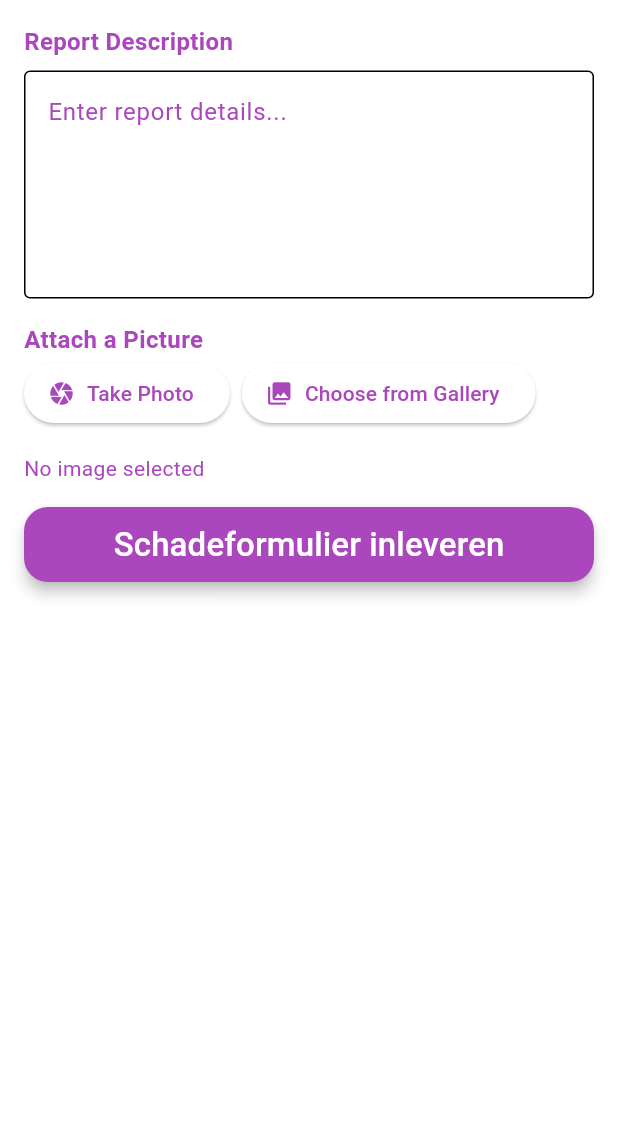
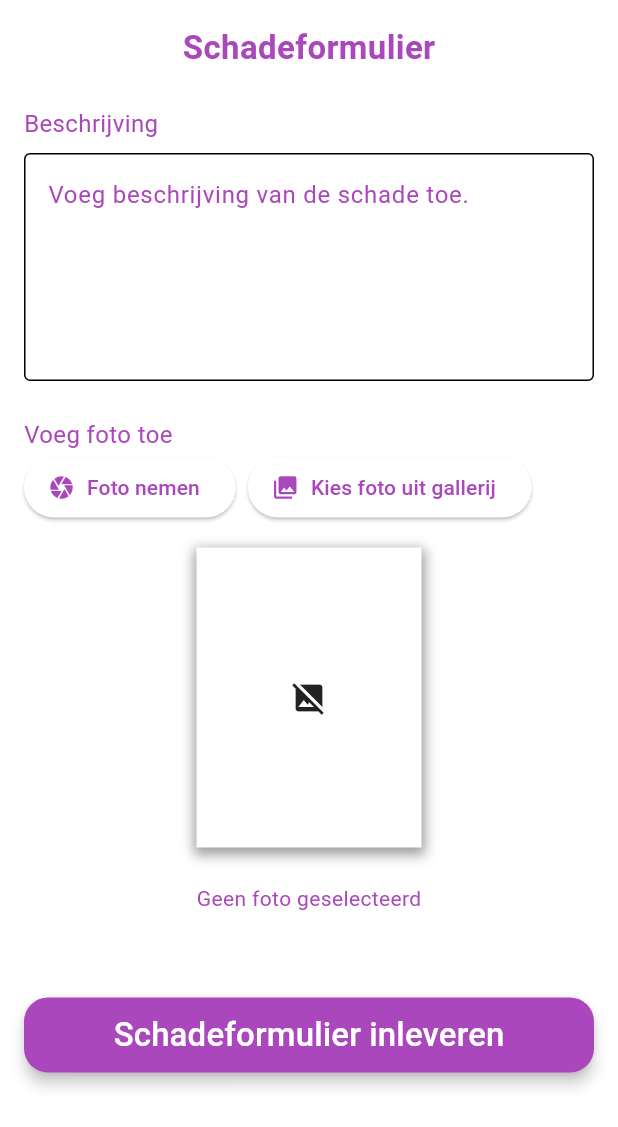
Before and after one commit to nickyboy1179/automaat_app, a Flutter app: the ReportView widget shown alone on an empty page, opened directly with empty values, on a phone screen of 412 x 824 dp. Shown: the top 1127 px of the screen. Run offline on Flutter 3.47's test engine with Material 3 defaults, Android fonts, the phone set to English and light mode, and no system bars; our stand-ins replace dio, floor, flutter_map, flutter_secure_storage, flutter_svg, get_it and 6 more; accounts and stored records are empty; generated files the repository leaves out were written again.

Commit message:
styling of the reportview is done

```diff
--- a/lib/view/report_view.dart
+++ b/lib/view/report_view.dart
@@ -69,52 +69,73 @@ class ReportViewState extends State<ReportView> {
         child: Column(
           crossAxisAlignment: CrossAxisAlignment.start,
           children: [
+            Center(
+              child: Text(
+                "Schadeformulier",
+                style: TextStyle(fontSize: 22, fontWeight: FontWeight.bold),
+              ),
+            ),
+            SizedBox(height: 24),
             Text(
-              "Report Description",
-              style: TextStyle(fontSize: 16, fontWeight: FontWeight.bold),
+              "Beschrijving",
+              style: TextStyle(fontSize: 16),
             ),
             SizedBox(height: 8),
             TextFormField(
               controller: _descriptionController,
               maxLines: 5,
               decoration: InputDecoration(
-                hintText: "Enter report details...",
+                hintText: "Voeg beschrijving van de schade toe.",
                 border: OutlineInputBorder(),
               ),
               validator: (value) {
                 if (value == null || value.isEmpty) {
-                  return "Please enter a description";
+                  return "Voeg een beschrijving toe";
                 }
                 return null;
               },
             ),
-            SizedBox(height: 16),
+            SizedBox(height: 24),
             Text(
-              "Attach a Picture",
-              style: TextStyle(fontSize: 16, fontWeight: FontWeight.bold),
+              "Voeg foto toe",
+              style: TextStyle(fontSize: 16),
             ),
-
             Row(
               children: [
                 ElevatedButton.icon(
                   onPressed: () => _pickImage(ImageSource.camera),
                   icon: Icon(Icons.camera),
-                  label: Text("Take Photo"),
+                  label: Text("Foto nemen"),
                 ),
                 SizedBox(width: 8),
                 ElevatedButton.icon(
                   onPressed: () => _pickImage(ImageSource.gallery),
                   icon: Icon(Icons.photo_library),
-                  label: Text("Choose from Gallery"),
+                  label: Text("Kies foto uit gallerij"),
                 ),
               ],
             ),
-
             SizedBox(height: 16),
             _selectedImage != null
-                ? Column(
+                ? Center(
+              child: Column(
                 children: [
-                Image.file(_selectedImage!, height: 150),
+                  Container(
+                    height: 200,
+                    width: 150,
+                    decoration: BoxDecoration(
+                      color: Theme.of(context).colorScheme.surface,
+                      boxShadow: [
+                        BoxShadow(
+                          color: Colors.grey,
+                          blurRadius: 6,
+                          spreadRadius: 2,
+                          offset: Offset(0, 3),
+                        ),
+                      ],
+                    ),
+                    child: Image.file(_selectedImage!),
+                  ),
                   SizedBox(height: 8),
                   TextButton(
                     onPressed: () {
@@ -122,12 +143,40 @@ class ReportViewState extends State<ReportView> {
                         _selectedImage = null;
                       });
                     },
-                  child: Text("Remove Image", style: TextStyle(color: Colors.red)),
+                    child: Text("Foto verwijderen", style: TextStyle(color: Colors.red)),
                   ),
                 ],
+              ),
             )
-                : Text("No image selected"),
-            SizedBox(height: 16),
+                : Center(
+              child: Column(
+                children: [
+                  Container(
+                    height: 200,
+                    width: 150,
+                    decoration: BoxDecoration(
+                      color: Theme.of(context).colorScheme.surface,
+                      boxShadow: [
+                        BoxShadow(
+                          color: Colors.grey,
+                          blurRadius: 6,
+                          spreadRadius: 2,
+                          offset: Offset(0, 3),
+                        ),
+                      ],
+                    ),
+                    child: Center(
+                      child: Icon(Icons.image_not_supported),
+                    ),
+                  ),
+                  SizedBox(height: 24),
+                  Text("Geen foto geselecteerd"),
+                  SizedBox(height: 8),
+                ],
+              ),
+            ),
+
+            SizedBox(height: 48),
             ConfirmButton(
                 text: "Schadeformulier inleveren",
                 color: colorScheme.primary,
```
Lines whose indentation alone changed are shown as unchanged.
